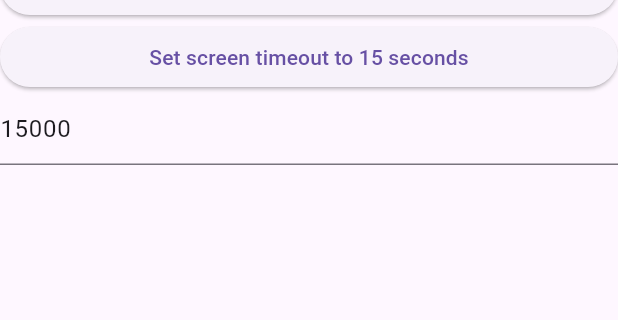
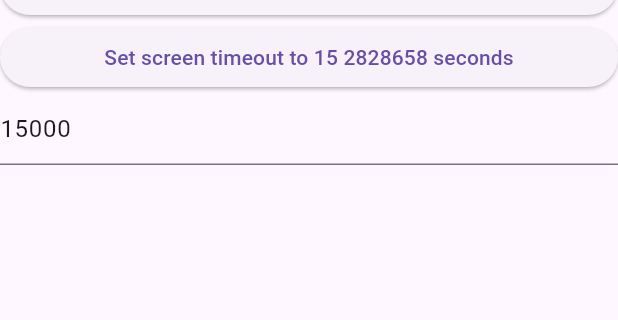
Before and after one commit to AresVampire/Useful-Packages, a Flutter app: the screen it shows after launch, on a phone screen of 412 x 824 dp, the part 135-455 px from its top. Run offline on Flutter 3.47's test engine with Material 3 defaults, Android fonts, the phone set to English and light mode, and no system bars; our stand-ins replace flutter_riverpod, freezed_annotation, riverpod_annotation.

Commit message:
some hints

```diff
--- a/lib/main.dart
+++ b/lib/main.dart
@@ -17,6 +17,14 @@ class MyApp extends StatelessWidget {
   @override
   Widget build(BuildContext context) {
     return MaterialApp(
+      // theme: ThemeData(
+      //   fontFamily: 'Avenir',
+      //   appBarTheme: AppBarTheme(
+      //     titleTextStyle: TextStyle(
+      //       fontFamily: 'Avenir',
+      //     ),
+      //   ),
+      // ),
       home: ActivityView(),
     );
   }
@@ -48,7 +56,7 @@ class ActivityView extends ConsumerWidget {
             },
           ),
           ElevatedButton(
-            child: const Text('Set screen timeout to 15 seconds'),
+            child: const Text('Set screen timeout to 15 2828658 seconds'),
             onPressed: () async {
               bool result = await AndroidSettings.setScreenTimeout(15000);
               print(result);
@@ -103,3 +111,13 @@ class Activity with _$Activity {
   factory Activity.fromJson(Map<String, dynamic> json) =>
       _$ActivityFromJson(json);
 }
+
+// final GlobalKey<NavigatorState> dialogNavigatorKey = GlobalKey<NavigatorState>();
+
+// void popSpecificDialog() {
+//   dialogNavigatorKey.currentState?.pop();
+// }
+
+// void popSpecificDialog(BuildContext context, Route<dynamic> targetRoute) {
+//   Navigator.of(context).removeRoute(targetRoute);
+// }
```
